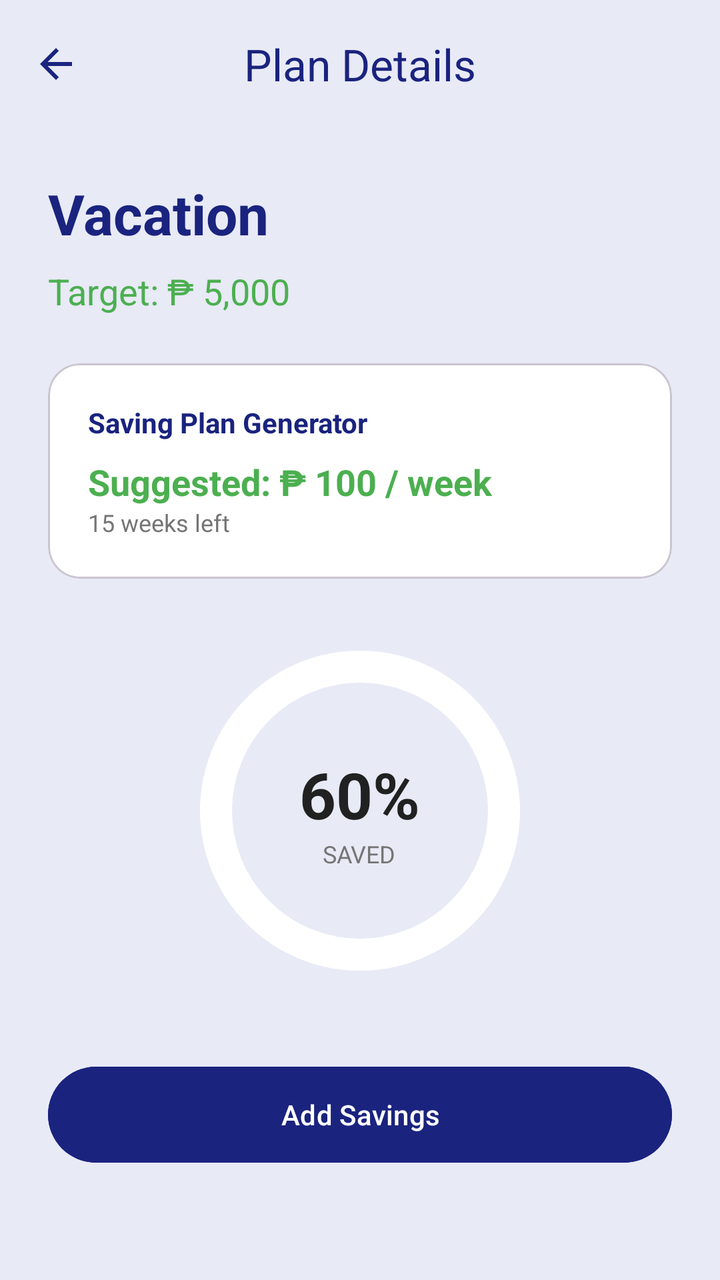
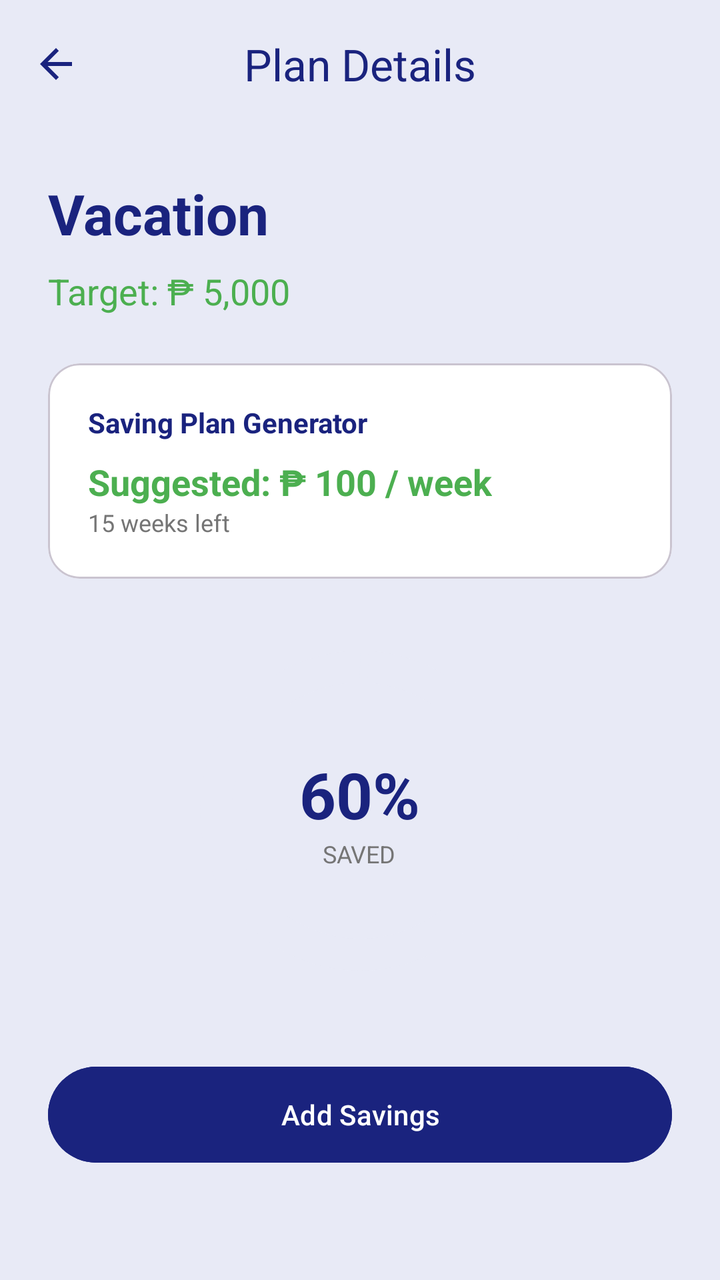

The first picture is an Android layout as it rendered before a commit; the second is the same layout after the commit. The layout source and the unified diff follow.
<!-- AndroidManifest.xml: activity theme Theme.Savingsly -->
<!-- res/layout/activity_plan_details.xml -->
<?xml version="1.0" encoding="utf-8"?>
<androidx.coordinatorlayout.widget.CoordinatorLayout xmlns:android="http://schemas.android.com/apk/res/android"
    xmlns:app="http://schemas.android.com/apk/res-auto"
    android:layout_width="match_parent"
    android:layout_height="match_parent"
    android:background="@color/finly_blue_light">

    <com.google.android.material.appbar.AppBarLayout
        android:layout_width="match_parent"
        android:layout_height="wrap_content"
        app:elevation="0dp">

        <com.google.android.material.appbar.MaterialToolbar
            android:id="@+id/toolbar"
            android:layout_width="match_parent"
            android:layout_height="?attr/actionBarSize"
            android:background="@color/finly_blue_light"
            app:title="Plan Details"
            app:titleCentered="true"
            app:titleTextColor="@color/finly_blue"
            app:navigationIcon="@drawable/ic_arrow_back"
            app:navigationIconTint="@color/finly_blue" />

    </com.google.android.material.appbar.AppBarLayout>

    <androidx.core.widget.NestedScrollView
        android:layout_width="match_parent"
        android:layout_height="match_parent"
        app:layout_behavior="@string/appbar_scrolling_view_behavior">

        <LinearLayout
            android:layout_width="match_parent"
            android:layout_height="wrap_content"
            android:orientation="vertical"
            android:padding="24dp">

            <TextView
                android:id="@+id/tv_detail_name"
                android:layout_width="wrap_content"
                android:layout_height="wrap_content"
                android:text="Vacation"
                android:textSize="28sp"
                android:textStyle="bold"
                android:textColor="@color/finly_blue" />

            <TextView
                android:id="@+id/tv_detail_target"
                android:layout_width="wrap_content"
                android:layout_height="wrap_content"
                android:text="Target: ₱ 5,000"
                android:textSize="18sp"
                android:textColor="@color/finly_green"
                android:layout_marginTop="8dp" />

            
            <com.google.android.material.card.MaterialCardView
                android:layout_width="match_parent"
                android:layout_height="wrap_content"
                android:layout_marginTop="24dp"
                app:cardCornerRadius="16dp"
                app:cardElevation="0dp"
                app:cardBackgroundColor="@color/white">

                <LinearLayout
                    android:layout_width="match_parent"
                    android:layout_height="wrap_content"
                    android:orientation="vertical"
                    android:padding="20dp">

                    <TextView
                        android:layout_width="wrap_content"
                        android:layout_height="wrap_content"
                        android:text="Saving Plan Generator"
                        android:textStyle="bold"
                        android:textColor="@color/finly_blue" />

                    <TextView
                        android:id="@+id/tv_suggested_amount"
                        android:layout_width="wrap_content"
                        android:layout_height="wrap_content"
                        android:text="Suggested: ₱ 100 / week"
                        android:textSize="18sp"
                        android:textStyle="bold"
                        android:textColor="@color/finly_green"
                        android:layout_marginTop="8dp" />

                    <TextView
                        android:id="@+id/tv_time_left"
                        android:layout_width="wrap_content"
                        android:layout_height="wrap_content"
                        android:text="15 weeks left"
                        android:textSize="12sp"
                        android:textColor="@color/finly_text_secondary" />
                </LinearLayout>
            </com.google.android.material.card.MaterialCardView>

            <FrameLayout
                android:layout_width="wrap_content"
                android:layout_height="wrap_content"
                android:layout_gravity="center"
                android:layout_marginTop="32dp">

                <com.google.android.material.progressindicator.CircularProgressIndicator
                    android:id="@+id/circular_progress"
                    android:layout_width="wrap_content"
                    android:layout_height="wrap_content"
                    app:indicatorSize="160dp"
                    app:trackThickness="16dp"
                    app:indicatorColor="@color/finly_green"
                    app:trackColor="@color/white"
                    android:progress="60" />

                <LinearLayout
                    android:layout_width="wrap_content"
                    android:layout_height="wrap_content"
                    android:layout_gravity="center"
                    android:orientation="vertical"
                    android:gravity="center">

                    <TextView
                        android:id="@+id/tv_detail_percent"
                        android:layout_width="wrap_content"
                        android:layout_height="wrap_content"
                        android:text="60%"
                        android:textSize="32sp"
                        android:textStyle="bold"
                        android:textColor="@color/finly_text_primary" />

                    <TextView
                        android:layout_width="wrap_content"
                        android:layout_height="wrap_content"
                        android:text="SAVED"
                        android:textSize="12sp"
                        android:textColor="@color/finly_text_secondary" />
                </LinearLayout>
            </FrameLayout>

            <Button
                android:id="@+id/btn_add_saving"
                android:layout_width="match_parent"
                android:layout_height="56dp"
                android:layout_marginTop="40dp"
                android:text="Add Savings"
                android:textColor="@color/white"
                android:backgroundTint="@color/finly_blue"
                app:shapeAppearanceOverlay="@style/ShapeAppearanceOverlay.Material3.Button.Rounded" />

        </LinearLayout>
    </androidx.core.widget.NestedScrollView>

</androidx.coordinatorlayout.widget.CoordinatorLayout>
<!-- resources referenced by this layout -->
<resources>
  <color name="finly_blue">#1A237E</color>
  <color name="finly_blue_light">#E8EAF6</color>
  <color name="finly_green">#4CAF50</color>
  <color name="finly_text_primary">#212121</color>
  <color name="finly_text_secondary">#757575</color>
  <color name="white">#FFFFFFFF</color>
  <!-- drawable ic_arrow_back (drawable) -->
  <vector xmlns:android="http://schemas.android.com/apk/res/android"
      android:width="24dp"
      android:height="24dp"
      android:viewportWidth="24"
      android:viewportHeight="24">
      <path
          android:fillColor="#FF000000"
          android:pathData="M20,11H7.83l5.59,-5.59L12,4l-8,8 8,8 1.41,-1.41L7.83,13H20v-2z"/>
  </vector>
  <style name="ShapeAppearanceOverlay.Material3.Button.Rounded" parent="">
          <item name="cornerSize">28dp</item>
      </style>
  <style name="Theme.Savingsly" parent="Base.Theme.Savingsly" />
  <style name="Base.Theme.Savingsly" parent="Theme.Material3.DayNight.NoActionBar">
          
          <item name="colorPrimary">@color/finly_blue</item>
          <item name="colorSecondary">@color/finly_green</item>
      </style>
</resources>

<!-- the commit's change to res/layout/activity_plan_details.xml (unified diff, before → after) -->
@@ -107,7 +107,7 @@
                     app:indicatorSize="160dp"
                     app:trackThickness="16dp"
                     app:indicatorColor="@color/finly_green"
-                    app:trackColor="@color/white"
+                    app:trackColor="@color/finly_blue_light"
                     android:progress="60" />
 
                 <LinearLayout
@@ -124,7 +124,7 @@
                         android:text="60%"
                         android:textSize="32sp"
                         android:textStyle="bold"
-                        android:textColor="@color/finly_text_primary" />
+                        android:textColor="@color/finly_blue" />
 
                     <TextView
                         android:layout_width="wrap_content"
<!-- resource entries referenced after the edit -->
@@ -3,7 +3,6 @@
   <color name="finly_blue">#1A237E</color>
   <color name="finly_blue_light">#E8EAF6</color>
   <color name="finly_green">#4CAF50</color>
-  <color name="finly_text_primary">#212121</color>
   <color name="finly_text_secondary">#757575</color>
   <color name="white">#FFFFFFFF</color>
   <!-- drawable ic_arrow_back (drawable) -->
